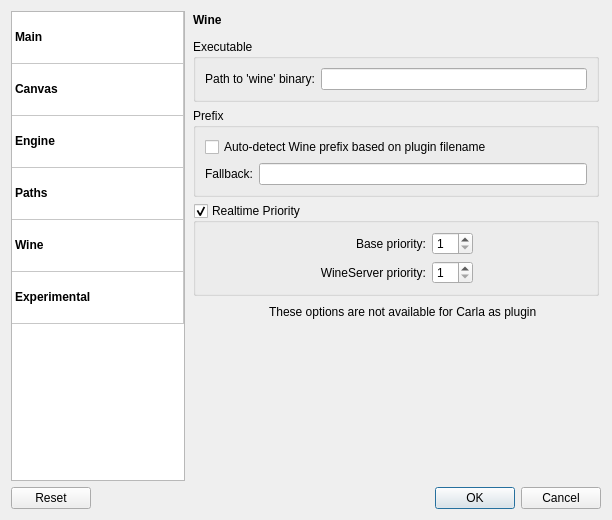
First picture: the form in resources/ui/carla_settings.ui, repository falkTX/Carla, before the edit.
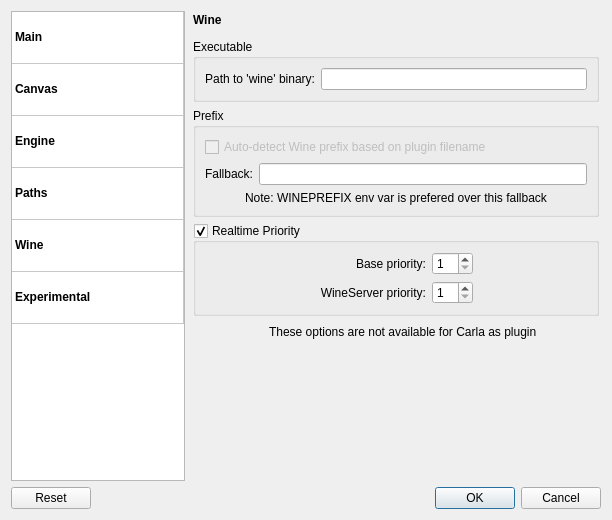
Second picture: the form after the edit. The open tabs and pages were chosen to show the change. Icons and pictures are not drawn.

Patch:
```diff
--- a/resources/ui/carla_settings.ui
+++ b/resources/ui/carla_settings.ui
@@ -1478,6 +1478,9 @@
            <layout class="QGridLayout" name="gridLayout_6">
             <item row="0" column="0" colspan="2">
              <widget class="QCheckBox" name="cb_wine_prefix_detect">
+              <property name="enabled">
+               <bool>false</bool>
+              </property>
               <property name="text">
                <string>Auto-detect Wine prefix based on plugin filename</string>
               </property>
@@ -1496,6 +1499,16 @@
             <item row="1" column="1">
              <widget class="QLineEdit" name="le_wine_prefix_fallback"/>
             </item>
+            <item row="2" column="0" colspan="2">
+             <widget class="QLabel" name="label_30">
+              <property name="text">
+               <string>Note: WINEPREFIX env var is prefered over this fallback</string>
+              </property>
+              <property name="alignment">
+               <set>Qt::AlignCenter</set>
+              </property>
+             </widget>
+            </item>
            </layout>
           </widget>
          </item>
@@ -1667,7 +1680,7 @@
            <property name="sizeHint" stdset="0">
             <size>
              <width>20</width>
-             <height>115</height>
+             <height>96</height>
             </size>
            </property>
           </spacer>
```
